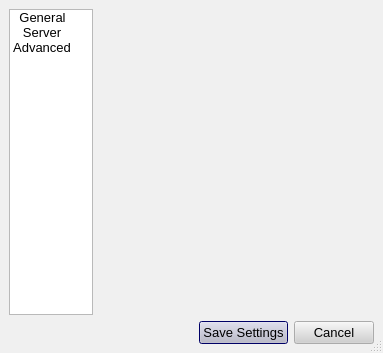
This is src/gui/config/configdialog.ui in a-ilin/vidalia as Qt 5 draws it before an edit. The edited form follows.
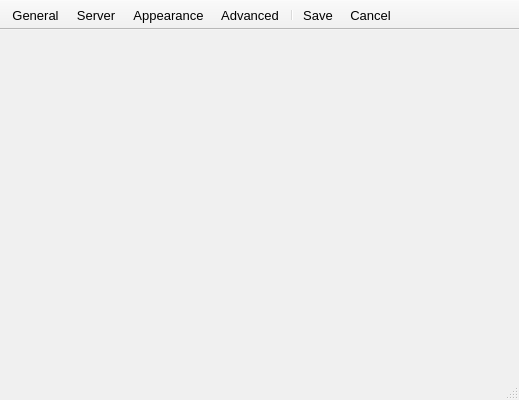
This is the edited form. Icons and pictures are not drawn.

Commit message:
ConfigDialog got a facelift. The new version seems to fit in better. Added a home for Appearance settings. Tomorrow they become functional.
svn:r531

Diff of the .ui file:
```diff
--- a/src/gui/config/configdialog.ui
+++ b/src/gui/config/configdialog.ui
@@ -3,13 +3,13 @@
  <comment></comment>
  <exportmacro></exportmacro>
  <class>ConfigDialog</class>
- <widget class="QDialog" name="ConfigDialog" >
+ <widget class="QMainWindow" name="ConfigDialog" >
   <property name="geometry" >
    <rect>
     <x>0</x>
     <y>0</y>
-    <width>383</width>
-    <height>353</height>
+    <width>519</width>
+    <height>400</height>
    </rect>
   </property>
   <property name="palette" >
@@ -41,9 +41,9 @@
       <blue>120</blue>
      </color>
      <color>
-      <red>160</red>
-      <green>160</green>
-      <blue>160</blue>
+      <red>139</red>
+      <green>139</green>
+      <blue>139</blue>
      </color>
      <color>
       <red>0</red>
@@ -76,9 +76,9 @@
       <blue>0</blue>
      </color>
      <color>
-      <red>0</red>
-      <green>0</green>
-      <blue>128</blue>
+      <red>10</red>
+      <green>36</green>
+      <blue>106</blue>
      </color>
      <color>
       <red>255</red>
@@ -128,9 +128,9 @@
       <blue>120</blue>
      </color>
      <color>
-      <red>160</red>
-      <green>160</green>
-      <blue>160</blue>
+      <red>139</red>
+      <green>139</green>
+      <blue>139</blue>
      </color>
      <color>
       <red>0</red>
@@ -163,14 +163,14 @@
       <blue>0</blue>
      </color>
      <color>
-      <red>0</red>
-      <green>0</green>
-      <blue>128</blue>
+      <red>212</red>
+      <green>208</green>
+      <blue>200</blue>
      </color>
      <color>
-      <red>255</red>
-      <green>255</green>
-      <blue>255</blue>
+      <red>0</red>
+      <green>0</green>
+      <blue>0</blue>
      </color>
      <color>
       <red>0</red>
@@ -215,9 +215,9 @@
       <blue>120</blue>
      </color>
      <color>
-      <red>160</red>
-      <green>160</green>
-      <blue>160</blue>
+      <red>139</red>
+      <green>139</green>
+      <blue>139</blue>
      </color>
      <color>
       <red>120</red>
@@ -250,9 +250,9 @@
       <blue>0</blue>
      </color>
      <color>
-      <red>0</red>
-      <green>0</green>
-      <blue>107</blue>
+      <red>10</red>
+      <green>36</green>
+      <blue>106</blue>
      </color>
      <color>
       <red>255</red>
@@ -297,445 +297,449 @@
   <property name="windowIcon" >
    <iconset resource="..\res\vidalia.qrc" >:/images/16x16/preferences-system.png</iconset>
   </property>
-  <property name="sizeGripEnabled" >
-   <bool>true</bool>
+  <property name="iconSize" >
+   <size>
+    <width>48</width>
+    <height>48</height>
+   </size>
   </property>
-  <layout class="QVBoxLayout" >
-   <property name="margin" >
-    <number>9</number>
+  <property name="toolButtonStyle" >
+   <enum>Qt::ToolButtonTextUnderIcon</enum>
+  </property>
+  <widget class="QWidget" name="centralwidget" >
+   <layout class="QVBoxLayout" >
+    <property name="margin" >
+     <number>9</number>
+    </property>
+    <property name="spacing" >
+     <number>6</number>
+    </property>
+    <item>
+     <widget class="QStackedWidget" name="stackPages" >
+      <property name="palette" >
+       <palette>
+        <active>
+         <color>
+          <red>0</red>
+          <green>0</green>
+          <blue>0</blue>
+         </color>
+         <color>
+          <red>208</red>
+          <green>208</green>
+          <blue>208</blue>
+         </color>
+         <color>
+          <red>255</red>
+          <green>255</green>
+          <blue>255</blue>
+         </color>
+         <color>
+          <red>247</red>
+          <green>247</green>
+          <blue>247</blue>
+         </color>
+         <color>
+          <red>120</red>
+          <green>120</green>
+          <blue>120</blue>
+         </color>
+         <color>
+          <red>160</red>
+          <green>160</green>
+          <blue>160</blue>
+         </color>
+         <color>
+          <red>0</red>
+          <green>0</green>
+          <blue>0</blue>
+         </color>
+         <color>
+          <red>255</red>
+          <green>255</green>
+          <blue>255</blue>
+         </color>
+         <color>
+          <red>0</red>
+          <green>0</green>
+          <blue>0</blue>
+         </color>
+         <color>
+          <red>255</red>
+          <green>255</green>
+          <blue>255</blue>
+         </color>
+         <color>
+          <red>240</red>
+          <green>240</green>
+          <blue>240</blue>
+         </color>
+         <color>
+          <red>0</red>
+          <green>0</green>
+          <blue>0</blue>
+         </color>
+         <color>
+          <red>10</red>
+          <green>36</green>
+          <blue>106</blue>
+         </color>
+         <color>
+          <red>255</red>
+          <green>255</green>
+          <blue>255</blue>
+         </color>
+         <color>
+          <red>0</red>
+          <green>0</green>
+          <blue>255</blue>
+         </color>
+         <color>
+          <red>255</red>
+          <green>0</green>
+          <blue>255</blue>
+         </color>
+         <color>
+          <red>247</red>
+          <green>247</green>
+          <blue>247</blue>
+         </color>
+        </active>
+        <inactive>
+         <color>
+          <red>0</red>
+          <green>0</green>
+          <blue>0</blue>
+         </color>
+         <color>
+          <red>208</red>
+          <green>208</green>
+          <blue>208</blue>
+         </color>
+         <color>
+          <red>255</red>
+          <green>255</green>
+          <blue>255</blue>
+         </color>
+         <color>
+          <red>247</red>
+          <green>247</green>
+          <blue>247</blue>
+         </color>
+         <color>
+          <red>120</red>
+          <green>120</green>
+          <blue>120</blue>
+         </color>
+         <color>
+          <red>160</red>
+          <green>160</green>
+          <blue>160</blue>
+         </color>
+         <color>
+          <red>0</red>
+          <green>0</green>
+          <blue>0</blue>
+         </color>
+         <color>
+          <red>255</red>
+          <green>255</green>
+          <blue>255</blue>
+         </color>
+         <color>
+          <red>0</red>
+          <green>0</green>
+          <blue>0</blue>
+         </color>
+         <color>
+          <red>255</red>
+          <green>255</green>
+          <blue>255</blue>
+         </color>
+         <color>
+          <red>240</red>
+          <green>240</green>
+          <blue>240</blue>
+         </color>
+         <color>
+          <red>0</red>
+          <green>0</green>
+          <blue>0</blue>
+         </color>
+         <color>
+          <red>212</red>
+          <green>208</green>
+          <blue>200</blue>
+         </color>
+         <color>
+          <red>0</red>
+          <green>0</green>
+          <blue>0</blue>
+         </color>
+         <color>
+          <red>0</red>
+          <green>0</green>
+          <blue>255</blue>
+         </color>
+         <color>
+          <red>255</red>
+          <green>0</green>
+          <blue>255</blue>
+         </color>
+         <color>
+          <red>247</red>
+          <green>247</green>
+          <blue>247</blue>
+         </color>
+        </inactive>
+        <disabled>
+         <color>
+          <red>120</red>
+          <green>120</green>
+          <blue>120</blue>
+         </color>
+         <color>
+          <red>208</red>
+          <green>208</green>
+          <blue>208</blue>
+         </color>
+         <color>
+          <red>255</red>
+          <green>255</green>
+          <blue>255</blue>
+         </color>
+         <color>
+          <red>247</red>
+          <green>247</green>
+          <blue>247</blue>
+         </color>
+         <color>
+          <red>120</red>
+          <green>120</green>
+          <blue>120</blue>
+         </color>
+         <color>
+          <red>160</red>
+          <green>160</green>
+          <blue>160</blue>
+         </color>
+         <color>
+          <red>120</red>
+          <green>120</green>
+          <blue>120</blue>
+         </color>
+         <color>
+          <red>255</red>
+          <green>255</green>
+          <blue>255</blue>
+         </color>
+         <color>
+          <red>120</red>
+          <green>120</green>
+          <blue>120</blue>
+         </color>
+         <color>
+          <red>240</red>
+          <green>240</green>
+          <blue>240</blue>
+         </color>
+         <color>
+          <red>240</red>
+          <green>240</green>
+          <blue>240</blue>
+         </color>
+         <color>
+          <red>0</red>
+          <green>0</green>
+          <blue>0</blue>
+         </color>
+         <color>
+          <red>10</red>
+          <green>36</green>
+          <blue>106</blue>
+         </color>
+         <color>
+          <red>255</red>
+          <green>255</green>
+          <blue>255</blue>
+         </color>
+         <color>
+          <red>0</red>
+          <green>0</green>
+          <blue>255</blue>
+         </color>
+         <color>
+          <red>255</red>
+          <green>0</green>
+          <blue>255</blue>
+         </color>
+         <color>
+          <red>247</red>
+          <green>247</green>
+          <blue>247</blue>
+         </color>
+        </disabled>
+       </palette>
+      </property>
+      <property name="contextMenuPolicy" >
+       <enum>Qt::NoContextMenu</enum>
+      </property>
+      <widget class="QWidget" name="widget" />
+     </widget>
+    </item>
+   </layout>
+  </widget>
+  <widget class="QStatusBar" name="statusbar" >
+   <property name="geometry" >
+    <rect>
+     <x>0</x>
+     <y>378</y>
+     <width>519</width>
+     <height>22</height>
+    </rect>
    </property>
-   <property name="spacing" >
-    <number>6</number>
+  </widget>
+  <widget class="QToolBar" name="toolBar" >
+   <property name="contextMenuPolicy" >
+    <enum>Qt::NoContextMenu</enum>
    </property>
-   <item>
-    <layout class="QHBoxLayout" >
-     <property name="margin" >
-      <number>0</number>
-     </property>
-     <property name="spacing" >
-      <number>6</number>
-     </property>
-     <item>
-      <widget class="QListWidget" name="lstPages" >
-       <property name="sizePolicy" >
-        <sizepolicy>
-         <hsizetype>0</hsizetype>
-         <vsizetype>7</vsizetype>
-         <horstretch>0</horstretch>
-         <verstretch>0</verstretch>
-        </sizepolicy>
-       </property>
-       <property name="minimumSize" >
-        <size>
-         <width>84</width>
-         <height>275</height>
-        </size>
-       </property>
-       <property name="maximumSize" >
-        <size>
-         <width>84</width>
-         <height>16777215</height>
-        </size>
-       </property>
-       <property name="palette" >
-        <palette>
-         <active>
-          <color>
-           <red>0</red>
-           <green>0</green>
-           <blue>0</blue>
-          </color>
-          <color>
-           <red>208</red>
-           <green>208</green>
-           <blue>208</blue>
-          </color>
-          <color>
-           <red>255</red>
-           <green>255</green>
-           <blue>255</blue>
-          </color>
-          <color>
-           <red>247</red>
-           <green>247</green>
-           <blue>247</blue>
-          </color>
-          <color>
-           <red>120</red>
-           <green>120</green>
-           <blue>120</blue>
-          </color>
-          <color>
-           <red>160</red>
-           <green>160</green>
-           <blue>160</blue>
-          </color>
-          <color>
-           <red>0</red>
-           <green>0</green>
-           <blue>0</blue>
-          </color>
-          <color>
-           <red>255</red>
-           <green>255</green>
-           <blue>255</blue>
-          </color>
-          <color>
-           <red>0</red>
-           <green>0</green>
-           <blue>0</blue>
-          </color>
-          <color>
-           <red>255</red>
-           <green>255</green>
-           <blue>255</blue>
-          </color>
-          <color>
-           <red>240</red>
-           <green>240</green>
-           <blue>240</blue>
-          </color>
-          <color>
-           <red>0</red>
-           <green>0</green>
-           <blue>0</blue>
-          </color>
-          <color>
-           <red>0</red>
-           <green>0</green>
-           <blue>128</blue>
-          </color>
-          <color>
-           <red>255</red>
-           <green>255</green>
-           <blue>255</blue>
-          </color>
-          <color>
-           <red>0</red>
-           <green>0</green>
-           <blue>255</blue>
-          </color>
-          <color>
-           <red>255</red>
-           <green>0</green>
-           <blue>255</blue>
-          </color>
-          <color>
-           <red>247</red>
-           <green>247</green>
-           <blue>247</blue>
-          </color>
-         </active>
-         <inactive>
-          <color>
-           <red>0</red>
-           <green>0</green>
-           <blue>0</blue>
-          </color>
-          <color>
-           <red>208</red>
-           <green>208</green>
-           <blue>208</blue>
-          </color>
-          <color>
-           <red>255</red>
-           <green>255</green>
-           <blue>255</blue>
-          </color>
-          <color>
-           <red>247</red>
-           <green>247</green>
-           <blue>247</blue>
-          </color>
-          <color>
-           <red>120</red>
-           <green>120</green>
-           <blue>120</blue>
-          </color>
-          <color>
-           <red>160</red>
-           <green>160</green>
-           <blue>160</blue>
-          </color>
-          <color>
-           <red>0</red>
-           <green>0</green>
-           <blue>0</blue>
-          </color>
-          <color>
-           <red>255</red>
-           <green>255</green>
-           <blue>255</blue>
-          </color>
-          <color>
-           <red>0</red>
-           <green>0</green>
-           <blue>0</blue>
-          </color>
-          <color>
-           <red>255</red>
-           <green>255</green>
-           <blue>255</blue>
-          </color>
-          <color>
-           <red>240</red>
-           <green>240</green>
-           <blue>240</blue>
-          </color>
-          <color>
-           <red>0</red>
-           <green>0</green>
-           <blue>0</blue>
-          </color>
-          <color>
-           <red>0</red>
-           <green>0</green>
-           <blue>128</blue>
-          </color>
-          <color>
-           <red>255</red>
-           <green>255</green>
-           <blue>255</blue>
-          </color>
-          <color>
-           <red>0</red>
-           <green>0</green>
-           <blue>255</blue>
-          </color>
-          <color>
-           <red>255</red>
-           <green>0</green>
-           <blue>255</blue>
-          </color>
-          <color>
-           <red>247</red>
-           <green>247</green>
-           <blue>247</blue>
-          </color>
-         </inactive>
-         <disabled>
-          <color>
-           <red>120</red>
-           <green>120</green>
-           <blue>120</blue>
-          </color>
-          <color>
-           <red>208</red>
-           <green>208</green>
-           <blue>208</blue>
-          </color>
-          <color>
-           <red>255</red>
-           <green>255</green>
-           <blue>255</blue>
-          </color>
-          <color>
-           <red>247</red>
-           <green>247</green>
-           <blue>247</blue>
-          </color>
-          <color>
-           <red>120</red>
-           <green>120</green>
-           <blue>120</blue>
-          </color>
-          <color>
-           <red>160</red>
-           <green>160</green>
-           <blue>160</blue>
-          </color>
-          <color>
-           <red>120</red>
-           <green>120</green>
-           <blue>120</blue>
-          </color>
-          <color>
-           <red>255</red>
-           <green>255</green>
-           <blue>255</blue>
-          </color>
-          <color>
-           <red>120</red>
-           <green>120</green>
-           <blue>120</blue>
-          </color>
-          <color>
-           <red>240</red>
-           <green>240</green>
-           <blue>240</blue>
-          </color>
-          <color>
-           <red>240</red>
-           <green>240</green>
-           <blue>240</blue>
-          </color>
-          <color>
-           <red>0</red>
-           <green>0</green>
-           <blue>0</blue>
-          </color>
-          <color>
-           <red>0</red>
-           <green>0</green>
-           <blue>107</blue>
-          </color>
-          <color>
-           <red>255</red>
-           <green>255</green>
-           <blue>255</blue>
-          </color>
-          <color>
-           <red>0</red>
-           <green>0</green>
-           <blue>255</blue>
-          </color>
-          <color>
-           <red>255</red>
-           <green>0</green>
-           <blue>255</blue>
-          </color>
-          <color>
-           <red>247</red>
-           <green>247</green>
-           <blue>247</blue>
-          </color>
-         </disabled>
-        </palette>
-       </property>
-       <property name="contextMenuPolicy" >
-        <enum>Qt::NoContextMenu</enum>
-       </property>
-       <property name="verticalScrollBarPolicy" >
-        <enum>Qt::ScrollBarAlwaysOff</enum>
-       </property>
-       <property name="horizontalScrollBarPolicy" >
-        <enum>Qt::ScrollBarAlwaysOff</enum>
-       </property>
-       <property name="autoScroll" >
-        <bool>false</bool>
-       </property>
-       <property name="iconSize" >
-        <size>
-         <width>48</width>
-         <height>48</height>
-        </size>
-       </property>
-       <property name="movement" >
-        <enum>QListView::Static</enum>
-       </property>
-       <property name="flow" >
-        <enum>QListView::TopToBottom</enum>
-       </property>
-       <property name="spacing" >
-        <number>11</number>
-       </property>
-       <property name="viewMode" >
-        <enum>QListView::IconMode</enum>
-       </property>
-       <property name="uniformItemSizes" >
-        <bool>true</bool>
-       </property>
-       <property name="currentRow" >
-        <number>-1</number>
-       </property>
-       <item>
-        <property name="text" >
-         <string>General</string>
-        </property>
-        <property name="icon" >
-         <iconset resource="..\res\vidalia.qrc" >:/images/48x48/preferences-system.png</iconset>
-        </property>
-       </item>
-       <item>
-        <property name="text" >
-         <string>Server</string>
-        </property>
-        <property name="icon" >
-         <iconset resource="..\res\vidalia.qrc" >:/images/48x48/network-server.png</iconset>
-        </property>
-       </item>
-       <item>
-        <property name="text" >
-         <string>Advanced</string>
-        </property>
-        <property name="icon" >
-         <iconset resource="..\res\vidalia.qrc" >:/images/48x48/emblem-system.png</iconset>
-        </property>
-       </item>
-      </widget>
-     </item>
-     <item>
-      <widget class="QStackedWidget" name="stackPages" >
-       <property name="contextMenuPolicy" >
-        <enum>Qt::NoContextMenu</enum>
-       </property>
-       <widget class="QWidget" name="widget" />
-      </widget>
-     </item>
-    </layout>
-   </item>
-   <item>
-    <layout class="QHBoxLayout" >
-     <property name="margin" >
-      <number>0</number>
-     </property>
-     <property name="spacing" >
-      <number>6</number>
-     </property>
-     <item>
-      <spacer>
-       <property name="orientation" >
-        <enum>Qt::Horizontal</enum>
-       </property>
-       <property name="sizeHint" >
-        <size>
-         <width>40</width>
-         <height>20</height>
-        </size>
-       </property>
-      </spacer>
-     </item>
-     <item>
-      <widget class="QPushButton" name="btnSave" >
-       <property name="minimumSize" >
-        <size>
-         <width>30</width>
-         <height>0</height>
-        </size>
-       </property>
-       <property name="contextMenuPolicy" >
-        <enum>Qt::NoContextMenu</enum>
-       </property>
-       <property name="toolTip" >
-        <string>Saves current settings</string>
-       </property>
-       <property name="text" >
-        <string>Save Settings</string>
-       </property>
-      </widget>
-     </item>
-     <item>
-      <widget class="QPushButton" name="btnCancel" >
-       <property name="minimumSize" >
-        <size>
-         <width>30</width>
-         <height>0</height>
-        </size>
-       </property>
-       <property name="contextMenuPolicy" >
-        <enum>Qt::NoContextMenu</enum>
-       </property>
-       <property name="toolTip" >
-        <string>Cancels any changes made to settings</string>
-       </property>
-       <property name="text" >
-        <string>Cancel</string>
-       </property>
-      </widget>
-     </item>
-    </layout>
-   </item>
-  </layout>
+   <property name="movable" >
+    <bool>false</bool>
+   </property>
+   <property name="orientation" >
+    <enum>Qt::Horizontal</enum>
+   </property>
+   <property name="iconSize" >
+    <size>
+     <width>24</width>
+     <height>24</height>
+    </size>
+   </property>
+   <attribute name="toolBarArea" >
+    <number>4</number>
+   </attribute>
+   <addaction name="actionGeneral" />
+   <addaction name="actionServer" />
+   <addaction name="actionAppearance" />
+   <addaction name="actionAdvanced" />
+   <addaction name="separator" />
+   <addaction name="actionSave" />
+   <addaction name="actionCancel" />
+  </widget>
+  <action name="actionGeneral" >
+   <property name="icon" >
+    <iconset resource="../res/vidalia.qrc" >:/images/22x22/preferences-system.png</iconset>
+   </property>
+   <property name="text" >
+    <string>General</string>
+   </property>
+   <property name="font" >
+    <font>
+     <family>Arial</family>
+     <pointsize>10</pointsize>
+     <weight>50</weight>
+     <italic>false</italic>
+     <bold>false</bold>
+     <underline>false</underline>
+     <strikeout>false</strikeout>
+    </font>
+   </property>
+  </action>
+  <action name="actionServer" >
+   <property name="icon" >
+    <iconset resource="../res/vidalia.qrc" >:/images/22x22/network-server.png</iconset>
+   </property>
+   <property name="text" >
+    <string>Server</string>
+   </property>
+   <property name="font" >
+    <font>
+     <family>Arial</family>
+     <pointsize>10</pointsize>
+     <weight>50</weight>
+     <italic>false</italic>
+     <bold>false</bold>
+     <underline>false</underline>
+     <strikeout>false</strikeout>
+    </font>
+   </property>
+  </action>
+  <action name="actionAppearance" >
+   <property name="icon" >
+    <iconset resource="../res/vidalia.qrc" >:/images/22x22/preferences-desktop-locale.png</iconset>
+   </property>
+   <property name="text" >
+    <string>Appearance</string>
+   </property>
+   <property name="font" >
+    <font>
+     <family>Arial</family>
+     <pointsize>10</pointsize>
+     <weight>50</weight>
+     <italic>false</italic>
+     <bold>false</bold>
+     <underline>false</underline>
+     <strikeout>false</strikeout>
+    </font>
+   </property>
+  </action>
+  <action name="actionAdvanced" >
+   <property name="icon" >
+    <iconset resource="../res/vidalia.qrc" >:/images/22x22/emblem-system.png</iconset>
+   </property>
+   <property name="text" >
+    <string>Advanced</string>
+   </property>
+   <property name="font" >
+    <font>
+     <family>Arial</family>
+     <pointsize>10</pointsize>
+     <weight>50</weight>
+     <italic>false</italic>
+     <bold>false</bold>
+     <underline>false</underline>
+     <strikeout>false</strikeout>
+    </font>
+   </property>
+  </action>
+  <action name="actionSave" >
+   <property name="icon" >
+    <iconset resource="../res/vidalia.qrc" >:/images/22x22/media-floppy.png</iconset>
+   </property>
+   <property name="text" >
+    <string>Save</string>
+   </property>
+   <property name="font" >
+    <font>
+     <family>Arial</family>
+     <pointsize>10</pointsize>
+     <weight>50</weight>
+     <italic>false</italic>
+     <bold>false</bold>
+     <underline>false</underline>
+     <strikeout>false</strikeout>
+    </font>
+   </property>
+  </action>
+  <action name="actionCancel" >
+   <property name="icon" >
+    <iconset resource="../res/vidalia.qrc" >:/images/22x22/emblem-unreadable.png</iconset>
+   </property>
+   <property name="text" >
+    <string>Cancel</string>
+   </property>
+   <property name="font" >
+    <font>
+     <family>Arial</family>
+     <pointsize>10</pointsize>
+     <weight>50</weight>
+     <italic>false</italic>
+     <bold>false</bold>
+     <underline>false</underline>
+     <strikeout>false</strikeout>
+    </font>
+   </property>
+  </action>
  </widget>
  <pixmapfunction></pixmapfunction>
  <tabstops>
```
Left out of the diff: 7 changed lines with no effect on the pictures. The commit also changes 12 other files.
